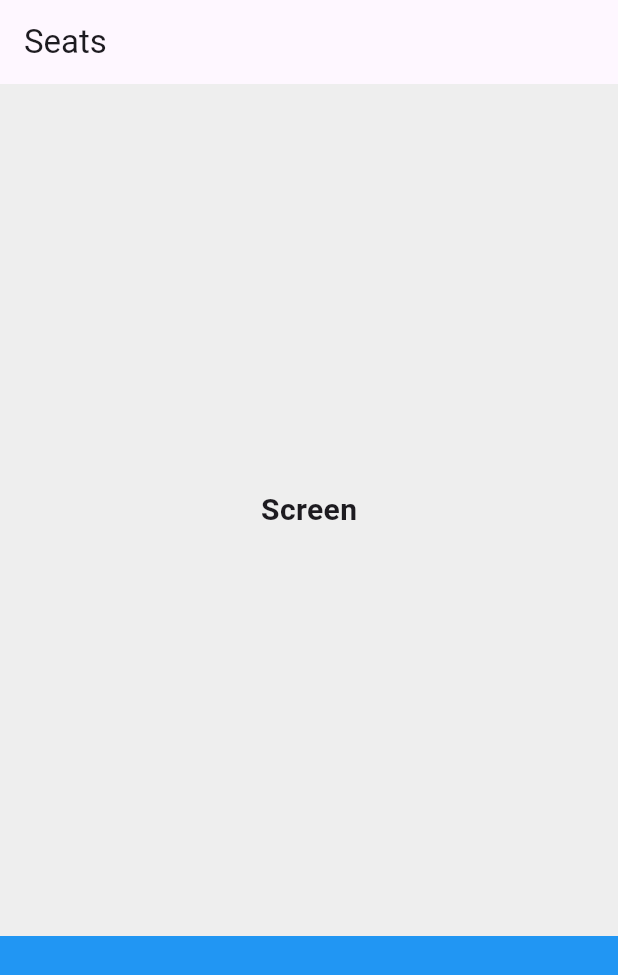
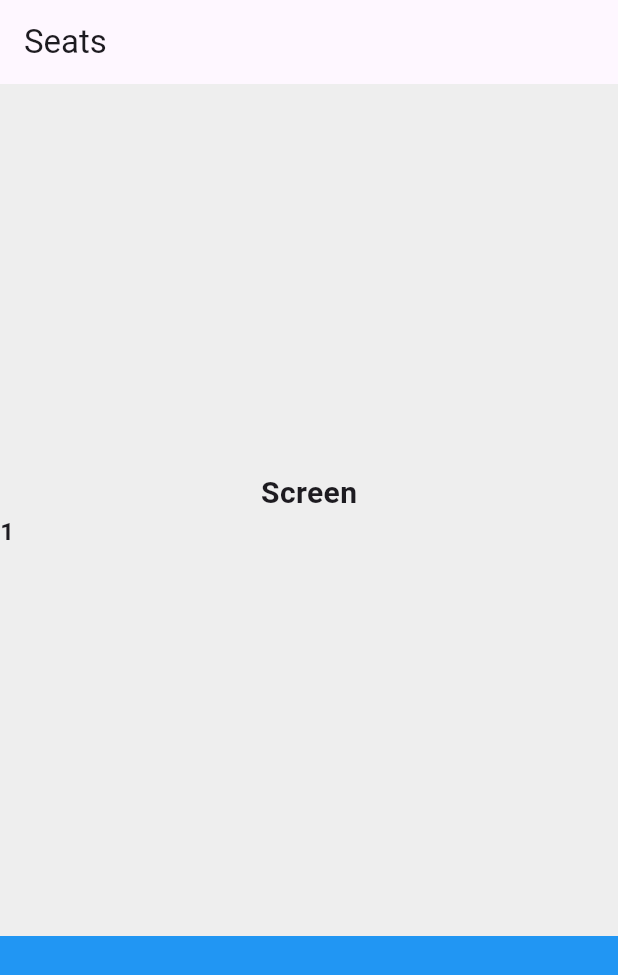
Before and after one commit to seoyeon-haru/flutter_seat_app, a Flutter app: the screen it shows after launch, on a phone screen of 412 x 824 dp. Shown: the top 975 px of the screen. Run offline on Flutter 3.47's test engine with Material 3 defaults, Android fonts, the phone set to English and light mode, and no system bars.

Commit message:
Implement Expanded

```diff
--- a/lib/seat_select_box.dart
+++ b/lib/seat_select_box.dart
@@ -13,7 +13,17 @@ class SeatSelectBox extends StatelessWidget {
               fontSize: 20,
               fontWeight: FontWeight.bold,
             ),
-          )
+          ),
+          Row(
+            children: [
+              Expanded(
+                child: Text(
+                  '1',
+                  style: TextStyle(fontSize: 16, fontWeight: FontWeight.bold),
+                ),
+              ),
+            ],
+          ),
         ],
       ),
     );
```
